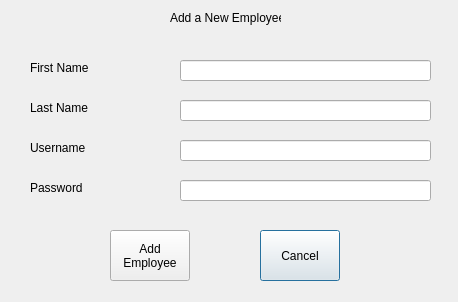
The window that addemployeedialog.ui (IziDeLuna/MasterGymTrainer) describes before a commit, drawn with Qt 5.
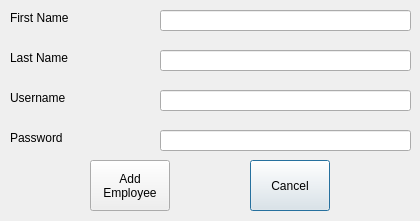
The same window after the commit.

Patch:
```diff
--- a/addemployeedialog.ui
+++ b/addemployeedialog.ui
@@ -6,8 +6,8 @@
    <rect>
     <x>0</x>
     <y>0</y>
-    <width>458</width>
-    <height>302</height>
+    <width>420</width>
+    <height>221</height>
    </rect>
   </property>
   <property name="windowTitle">
@@ -16,8 +16,8 @@
   <widget class="QLineEdit" name="firstNameBox">
    <property name="geometry">
     <rect>
-     <x>180</x>
-     <y>60</y>
+     <x>160</x>
+     <y>10</y>
      <width>251</width>
      <height>21</height>
     </rect>
@@ -26,8 +26,8 @@
   <widget class="QLabel" name="label_2">
    <property name="geometry">
     <rect>
-     <x>30</x>
-     <y>60</y>
+     <x>10</x>
+     <y>10</y>
      <width>71</width>
      <height>16</height>
     </rect>
@@ -39,8 +39,8 @@
   <widget class="QPushButton" name="cancelButton">
    <property name="geometry">
     <rect>
-     <x>260</x>
-     <y>230</y>
+     <x>250</x>
+     <y>160</y>
      <width>80</width>
      <height>51</height>
     </rect>
@@ -52,8 +52,8 @@
   <widget class="QLabel" name="label_3">
    <property name="geometry">
     <rect>
-     <x>30</x>
-     <y>100</y>
+     <x>10</x>
+     <y>50</y>
      <width>71</width>
      <height>16</height>
     </rect>
@@ -65,8 +65,8 @@
   <widget class="QLineEdit" name="passwordBox">
    <property name="geometry">
     <rect>
-     <x>180</x>
-     <y>180</y>
+     <x>160</x>
+     <y>130</y>
      <width>251</width>
      <height>21</height>
     </rect>
@@ -75,8 +75,8 @@
   <widget class="QPushButton" name="addEmployeeButton">
    <property name="geometry">
     <rect>
-     <x>110</x>
-     <y>230</y>
+     <x>90</x>
+     <y>160</y>
      <width>80</width>
      <height>51</height>
     </rect>
@@ -89,31 +89,18 @@
   <widget class="QLineEdit" name="lastNameBox">
    <property name="geometry">
     <rect>
-     <x>180</x>
-     <y>100</y>
+     <x>160</x>
+     <y>50</y>
      <width>251</width>
      <height>21</height>
     </rect>
    </property>
   </widget>
-  <widget class="QLabel" name="label">
-   <property name="geometry">
-    <rect>
-     <x>170</x>
-     <y>10</y>
-     <width>111</width>
-     <height>16</height>
-    </rect>
-   </property>
-   <property name="text">
-    <string>Add a New Employee</string>
-   </property>
-  </widget>
   <widget class="QLineEdit" name="usernameBox">
    <property name="geometry">
     <rect>
-     <x>180</x>
-     <y>140</y>
+     <x>160</x>
+     <y>90</y>
      <width>251</width>
      <height>21</height>
     </rect>
@@ -122,8 +109,8 @@
   <widget class="QLabel" name="label_4">
    <property name="geometry">
     <rect>
-     <x>30</x>
-     <y>140</y>
+     <x>10</x>
+     <y>90</y>
      <width>71</width>
      <height>16</height>
     </rect>
@@ -135,8 +122,8 @@
   <widget class="QLabel" name="label_5">
    <property name="geometry">
     <rect>
-     <x>30</x>
-     <y>180</y>
+     <x>10</x>
+     <y>130</y>
      <width>71</width>
      <height>16</height>
     </rect>
```
